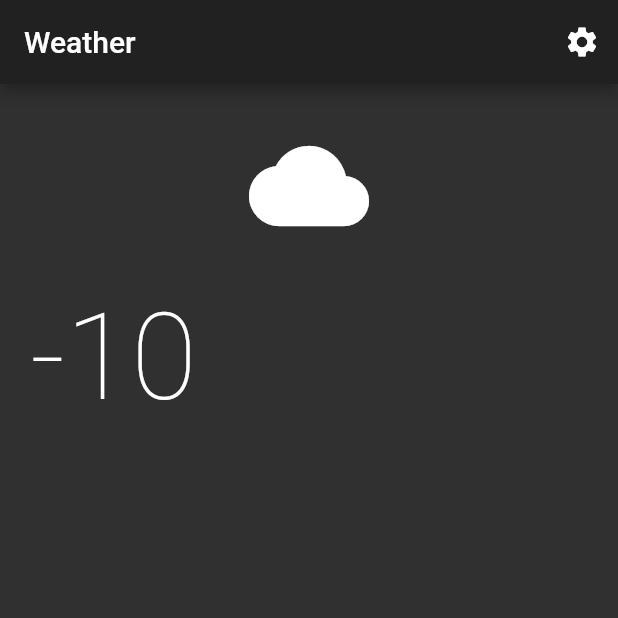
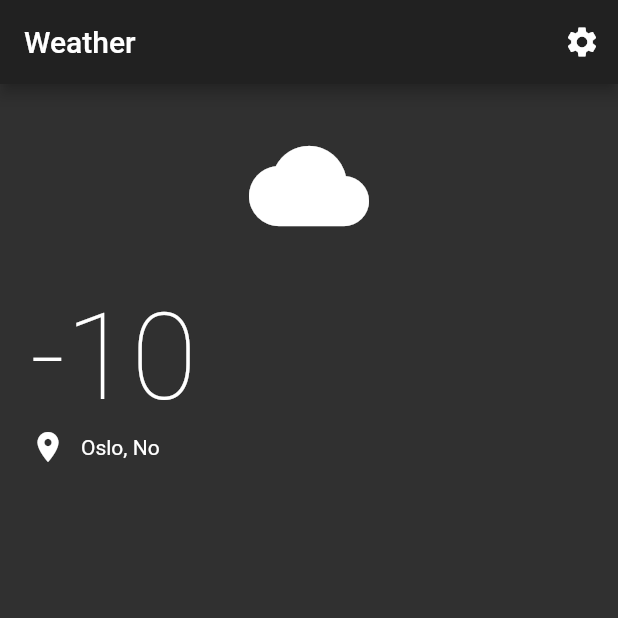
Before and after one commit to rerelurelu/sample-weather-app-with-flutter, a Flutter app: the screen it shows after launch, on a phone screen of 412 x 824 dp, the top half of it. Run offline on Flutter 3.47's test engine with Material 2 defaults, Android fonts, the phone set to English and light mode, and no system bars.

Commit message:
✨ feat: Add location text

```diff
--- a/lib/views/home_view.dart
+++ b/lib/views/home_view.dart
@@ -28,9 +28,24 @@ class HomeView extends StatelessWidget {
           children: [
             _cloudIcon(),
             _temprature(),
+            _location(),
           ],
         ),
       ),
+    );
+  }
+
+  _location() {
+    return Row(
+      children: [
+        Icon(Icons.place),
+        SizedBox(
+          width: 10,
+        ),
+        Text(
+          'Oslo, No',
+        ),
+      ],
     );
   }
 
```
